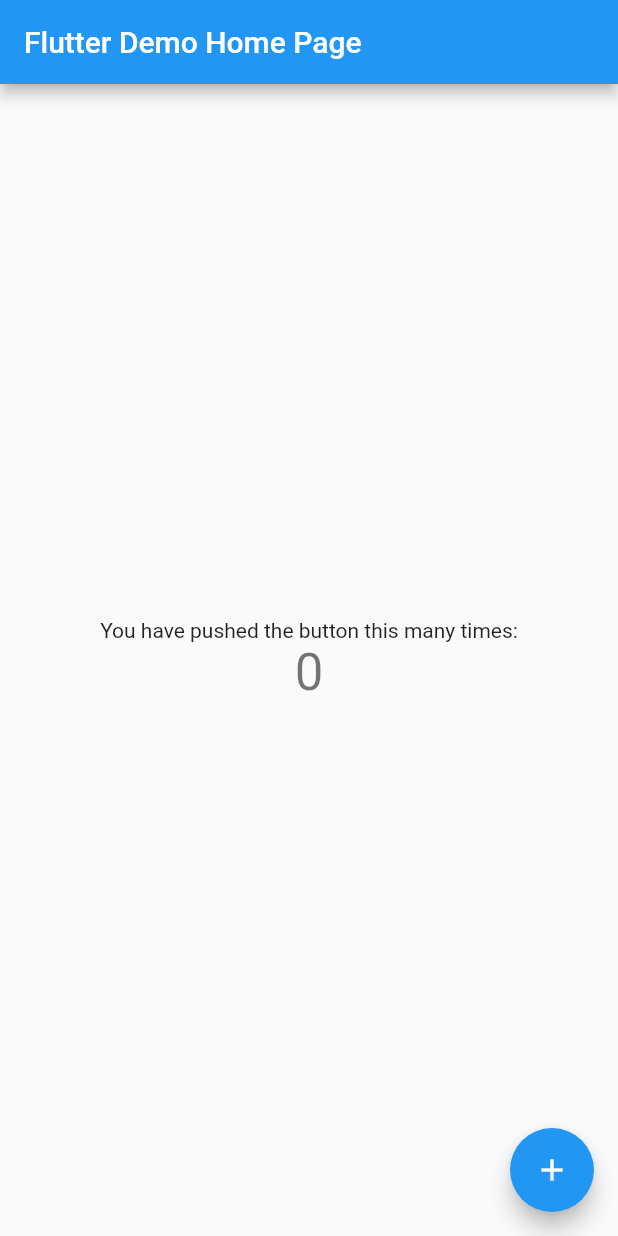
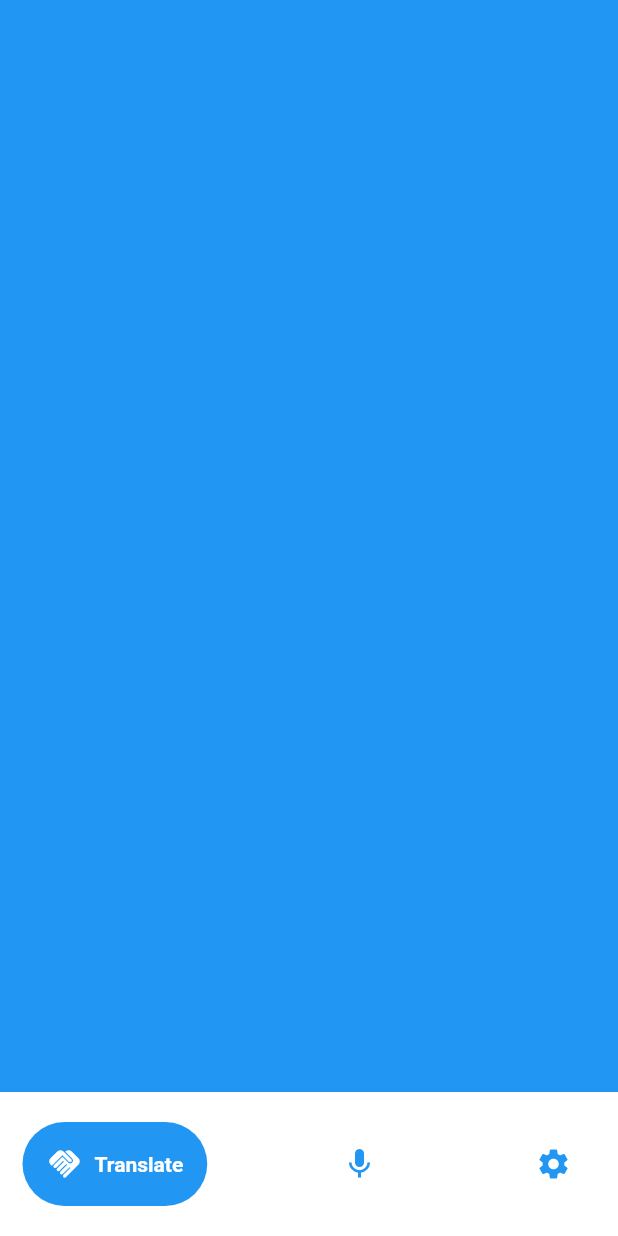
Before and after one commit to gutsyguy/hand-script, a Flutter app: the screen it shows after launch, on a phone screen of 412 x 824 dp. Run offline on Flutter 3.47's test engine with Material 2 defaults, Android fonts, the phone set to English and light mode, and no system bars; drawn by our look-alikes of google_nav_bar; missing offline and left inert: tflite_flutter.

Commit message:
Working on navigation

```diff
--- /dev/null
+++ b/lib/backend/model.dart
@@ -0,0 +1,11 @@
+import 'package:tflite_flutter/tflite_flutter.dart';
+
+class Model {
+  late Interpreter _interpreter;
+
+  Future<void> loadModel() async {
+    _interpreter = await Interpreter.fromAsset(
+        'assets/models/mobilenetv2_ssd_lite_quantized_30.tflite');
+    print("Model loaded successfully");
+  }
+}
--- a/lib/main.dart
+++ b/lib/main.dart
@@ -1,7 +1,12 @@
 import 'package:flutter/material.dart';
+import 'package:handscript/screens/BottomNavbar.dart';
+import 'screens/homescreen.dart';
+import 'backend/model.dart';
 
-void main() {
+void main() async {
   runApp(const MyApp());
+  Model model = Model();
+  await model.loadModel();
 }
 
 class MyApp extends StatelessWidget {
@@ -24,7 +29,7 @@
         // is not restarted.
         primarySwatch: Colors.blue,
       ),
-      home: const MyHomePage(title: 'Flutter Demo Home Page'),
+      home: const BottomNavBar(),
     );
   }
 }
@@ -52,11 +57,6 @@
 
   void _incrementCounter() {
     setState(() {
-      // This call to setState tells the Flutter framework that something has
-      // changed in this State, which causes it to rerun the build method below
-      // so that the display can reflect the updated values. If we changed
-      // _counter without calling setState(), then the build method would not be
-      // called again, and so nothing would appear to happen.
       _counter++;
     });
   }
@@ -70,46 +70,7 @@
     // fast, so that you can just rebuild anything that needs updating rather
     // than having to individually change instances of widgets.
     return Scaffold(
-      appBar: AppBar(
-        // Here we take the value from the MyHomePage object that was created by
-        // the App.build method, and use it to set our appbar title.
-        title: Text(widget.title),
-      ),
-      body: Center(
-        // Center is a layout widget. It takes a single child and positions it
-        // in the middle of the parent.
-        child: Column(
-          // Column is also a layout widget. It takes a list of children and
-          // arranges them vertically. By default, it sizes itself to fit its
-          // children horizontally, and tries to be as tall as its parent.
-          //
-          // Invoke "debug painting" (press "p" in the console, choose the
-          // "Toggle Debug Paint" action from the Flutter Inspector in Android
-          // Studio, or the "Toggle Debug Paint" command in Visual Studio Code)
-          // to see the wireframe for each widget.
-          //
-          // Column has various properties to control how it sizes itself and
-          // how it positions its children. Here we use mainAxisAlignment to
-          // center the children vertically; the main axis here is the vertical
-          // axis because Columns are vertical (the cross axis would be
-          // horizontal).
-          mainAxisAlignment: MainAxisAlignment.center,
-          children: <Widget>[
-            const Text(
-              'You have pushed the button this many times:',
-            ),
-            Text(
-              '$_counter',
-              style: Theme.of(context).textTheme.headlineMedium,
-            ),
-          ],
-        ),
-      ),
-      floatingActionButton: FloatingActionButton(
-        onPressed: _incrementCounter,
-        tooltip: 'Increment',
-        child: const Icon(Icons.add),
-      ), // This trailing comma makes auto-formatting nicer for build methods.
+      backgroundColor: Colors.blue,
     );
   }
 }
--- /dev/null
+++ b/lib/screens/BottomNavbar.dart
@@ -0,0 +1,59 @@
+import 'package:flutter/foundation.dart';
+import 'package:flutter/material.dart';
+import 'package:handscript/screens/homescreen.dart';
+import 'package:google_nav_bar/google_nav_bar.dart';
+
+void main() => runApp(const BottomNavBar());
+
+class BottomNavBar extends StatefulWidget {
+  const BottomNavBar({Key? key}) : super(key: key);
+  @override
+  State<BottomNavBar> createState() => _BottomNavBar();
+}
+
+class _BottomNavBar extends State<BottomNavBar> {
+  int _currentIndex = 0;
+
+  @override
+  Widget build(BuildContext context) {
+    Widget currentScreen;
+    if (_currentIndex == 0) {
+      currentScreen = const HomeScreen();
+    } else if (_currentIndex == 1) {
+      currentScreen = const HomeScreen();
+    } else {
+      currentScreen = const HomeScreen();
+    }
+
+    return Scaffold(
+      body: currentScreen,
+      bottomNavigationBar: Container(
+        color: Colors.white,
+        child: Padding(
+          padding: const EdgeInsets.symmetric(horizontal: 15, vertical: 20),
+          child: GNav(
+            backgroundColor: Colors.white,
+            color: Colors.blue,
+            activeColor: Colors.white,
+            tabBackgroundColor: Colors.blue,
+            gap: 8,
+            onTabChange: (index) {
+              setState(() {
+                _currentIndex = index;
+                if (kDebugMode) {
+                  print(_currentIndex);
+                }
+              });
+            },
+            padding: const EdgeInsets.all(16),
+            tabs: const [
+              GButton(icon: Icons.handshake, text: "Translate"),
+              GButton(icon: Icons.mic, text: 'Speak'),
+              GButton(icon: Icons.settings, text: 'Settings')
+            ],
+          ),
+        ),
+      ),
+    );
+  }
+}
--- /dev/null
+++ b/lib/screens/homescreen.dart
@@ -0,0 +1,18 @@
+import 'package:flutter/material.dart';
+
+class HomeScreen extends StatelessWidget {
+  const HomeScreen({super.key});
+
+  @override
+  Widget build(BuildContext context) {
+    return Scaffold(
+        backgroundColor: Colors.blue,
+        body: Center(
+            child: SizedBox(
+                width: 200,
+                height: 200,
+                child: Column(
+                  children: [],
+                ))));
+  }
+}
--- a/pubspec.yaml
+++ b/pubspec.yaml
@@ -31,10 +31,11 @@
   flutter:
     sdk: flutter
 
-
   # The following adds the Cupertino Icons font to your application.
   # Use with the CupertinoIcons class for iOS style icons.
   cupertino_icons: ^1.0.2
+  tflite_flutter: ^0.10.2
+  google_nav_bar: ^5.0.6
 
 dev_dependencies:
   flutter_test:
```
Also changed, not shown: lib/globals.dart (added), pubspec.lock, 10 other files.
